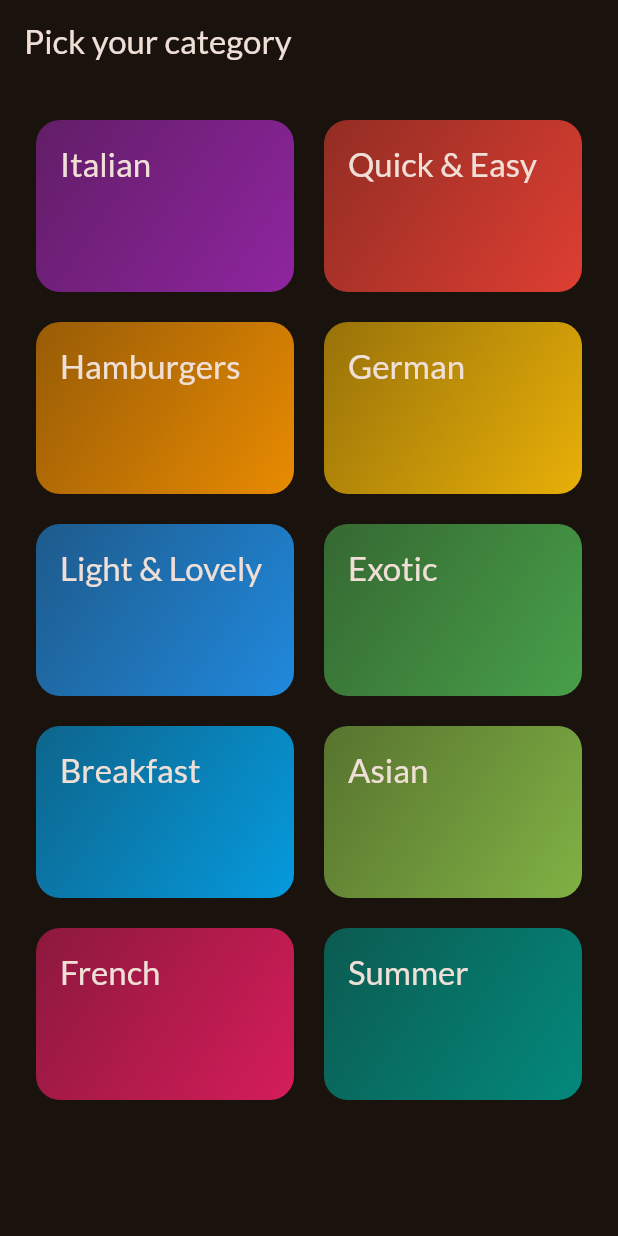
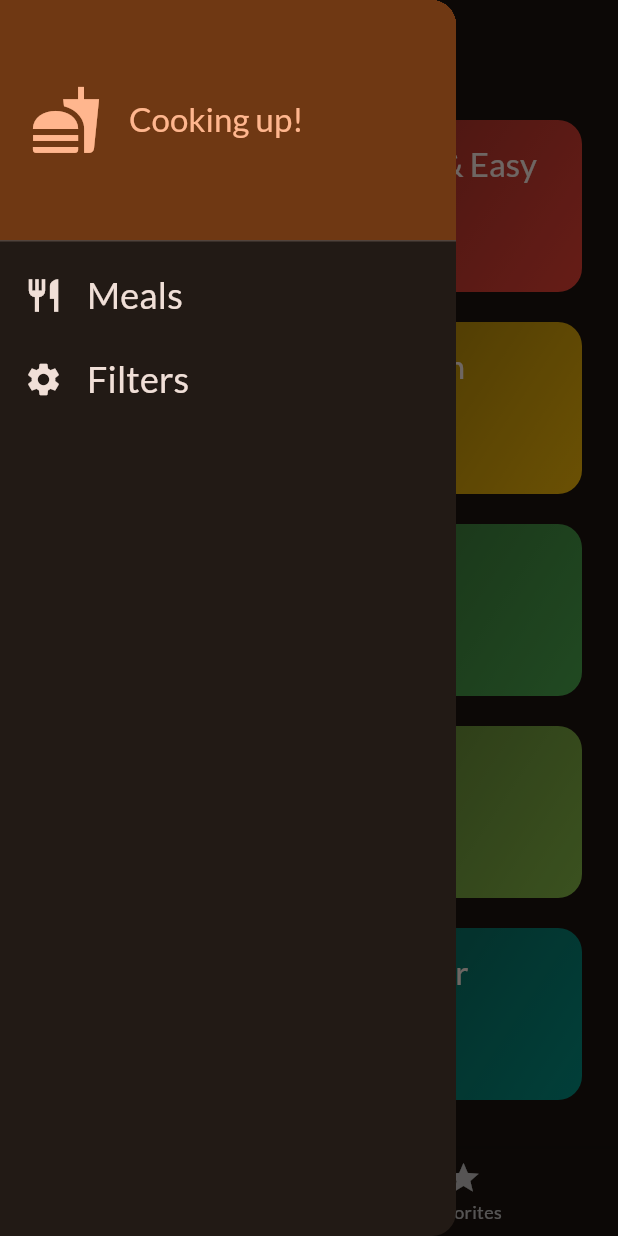
Before and after one commit to okreflection/FlutterApps, a Flutter app: the screen it shows after launch, with the side drawer open (before the commit the screen has no drawer), on a phone screen of 412 x 824 dp. Run offline on Flutter 3.47's test engine with Material 3 defaults, Android fonts, the phone set to English and light mode, and no system bars; our stand-ins replace google_fonts, transparent_image.

Commit message:
module 8

```diff
--- a/meals/lib/main.dart
+++ b/meals/lib/main.dart
@@ -1,7 +1,7 @@
 import 'package:flutter/material.dart';
 
 import 'package:google_fonts/google_fonts.dart';
-import 'package:meals/screens/categories.dart';
+import 'package:meals/screens/tabs.dart';
 
 final theme = ThemeData(
   useMaterial3: true,
@@ -23,7 +23,7 @@ class App extends StatelessWidget {
   Widget build(BuildContext context) {
     return MaterialApp(
       theme: theme,
-      home: const CategoriesScreen(),
+      home: const TabsScreen(),
     );
   }
 }
--- a/meals/lib/screens/categories.dart
+++ b/meals/lib/screens/categories.dart
@@ -1,14 +1,23 @@
 import 'package:flutter/material.dart';
+
 import 'package:meals/data/dummy_data.dart';
 import 'package:meals/models/category.dart';
+import 'package:meals/models/meal.dart';
 import 'package:meals/screens/meals.dart';
 import 'package:meals/widgets/category_grid_item.dart';
 
 class CategoriesScreen extends StatelessWidget {
-  const CategoriesScreen({super.key});
+  const CategoriesScreen({
+    super.key,
+    required this.onToggleFavorite,
+    required this.availableMeals,
+  });
+
+  final void Function(Meal meal) onToggleFavorite;
+  final List<Meal> availableMeals;
 
   void _selectCategory(BuildContext context, Category category) {
-    final filteredMeals = dummyMeals
+    final filteredMeals = availableMeals
         .where((meal) => meal.categories.contains(category.id))
         .toList();
 
@@ -18,6 +27,7 @@ class CategoriesScreen extends StatelessWidget {
         builder: (ctx) => MealsScreen(
           title: category.title,
           meals: filteredMeals,
+          onToggleFavorite: onToggleFavorite,
         ),
       ),
     );
@@ -25,11 +35,7 @@ class CategoriesScreen extends StatelessWidget {
 
   @override
   Widget build(BuildContext context) {
-    return Scaffold(
-      appBar: AppBar(
-        title: const Text('Pick your category'),
-      ),
-      body: GridView(
+    return GridView(
         padding: const EdgeInsets.all(24),
         gridDelegate: const SliverGridDelegateWithFixedCrossAxisCount(
           crossAxisCount: 2,
@@ -45,7 +51,6 @@ class CategoriesScreen extends StatelessWidget {
                 _selectCategory(context, category);
               },
             )
-          ]),
-    );
+        ]);
   }
 }
--- /dev/null
+++ b/meals/lib/screens/tabs.dart
@@ -0,0 +1,134 @@
+import 'package:flutter/material.dart';
+import 'package:meals/data/dummy_data.dart';
+
+import 'package:meals/models/meal.dart';
+import 'package:meals/screens/categories.dart';
+import 'package:meals/screens/filters.dart';
+import 'package:meals/screens/meals.dart';
+import 'package:meals/widgets/main_drawer.dart';
+
+const kInitialFilters = {
+  Filter.glutenFree: false,
+  Filter.lactoseFree: false,
+  Filter.vegetarian: false,
+  Filter.vegan: false,
+};
+
+class TabsScreen extends StatefulWidget {
+  const TabsScreen({super.key});
+
+  @override
+  State<TabsScreen> createState() {
+    return _TabsScreenState();
+  }
+}
+
+class _TabsScreenState extends State<TabsScreen> {
+  int _selectedPageIndex = 0;
+  final List<Meal> _favorateMeals = [];
+  Map<Filter, bool> _selectedFilters = kInitialFilters;
+
+  void _showInfoMessage(String message) {
+    ScaffoldMessenger.of(context).clearSnackBars();
+    ScaffoldMessenger.of(context).showSnackBar(
+      SnackBar(
+        content: Text(message),
+      ),
+    );
+  }
+
+  void _toggleMealFavoriteStatus(Meal meal) {
+    final isExisting = _favorateMeals.contains(meal);
+    if (isExisting) {
+      setState(() {
+        _favorateMeals.remove(meal);
+      });
+      _showInfoMessage('Meal is no longer a favorite.');
+    } else {
+      setState(() {
+        _favorateMeals.add(meal);
+      });
+      _showInfoMessage('Marked as a favorite.');
+    }
+  }
+
+  void _selectPage(int index) {
+    setState(() {
+      _selectedPageIndex = index;
+    });
+  }
+
+  void _setScreen(String identifier) async {
+    Navigator.of(context).pop();
+    if (identifier == 'filters') {
+      final result = await Navigator.of(context).push<Map<Filter, bool>>(
+        MaterialPageRoute(
+          builder: (ctx) => FiltersScreen(
+            currentFilters: _selectedFilters,
+          ),
+        ),
+      );
+
+      setState(() {
+        _selectedFilters = result ?? kInitialFilters;
+      });
+    }
+  }
+
+  @override
+  Widget build(BuildContext context) {
+    final availableMeals = dummyMeals.where((meal) {
+      if (_selectedFilters[Filter.glutenFree]! && !meal.isGlutenFree) {
+        return false;
+      }
+      if (_selectedFilters[Filter.lactoseFree]! && !meal.isLactoseFree) {
+        return false;
+      }
+      if (_selectedFilters[Filter.vegetarian]! && !meal.isVegetarian) {
+        return false;
+      }
+      if (_selectedFilters[Filter.vegan]! && !meal.isVegan) {
+        return false;
+      }
+      return true;
+    }).toList();
+
+    Widget activePage = CategoriesScreen(
+      onToggleFavorite: _toggleMealFavoriteStatus,
+      availableMeals: availableMeals,
+    );
+    var activePageTitle = 'Categories';
+
+    if (_selectedPageIndex == 1) {
+      activePage = MealsScreen(
+        meals: _favorateMeals,
+        onToggleFavorite: _toggleMealFavoriteStatus,
+      );
+      activePageTitle = 'Your Favorites';
+    }
+
+    return Scaffold(
+      appBar: AppBar(
+        title: Text(activePageTitle),
+      ),
+      drawer: MainDrawer(
+        onSelectScreen: _setScreen,
+      ),
+      body: activePage,
+      bottomNavigationBar: BottomNavigationBar(
+        onTap: _selectPage,
+        currentIndex: _selectedPageIndex,
+        items: const [
+          BottomNavigationBarItem(
+            icon: Icon(Icons.set_meal),
+            label: 'Categories',
+          ),
+          BottomNavigationBarItem(
+            icon: Icon(Icons.star),
+            label: 'Favorites',
+          ),
+        ],
+      ),
+    );
+  }
+}
--- /dev/null
+++ b/meals/lib/widgets/main_drawer.dart
@@ -0,0 +1,80 @@
+import 'package:flutter/material.dart';
+
+class MainDrawer extends StatelessWidget {
+  const MainDrawer({super.key, required this.onSelectScreen});
+
+  final void Function(String identifier) onSelectScreen;
+
+  @override
+  Widget build(BuildContext context) {
+    return Drawer(
+      child: Column(
+        children: [
+          DrawerHeader(
+            padding: const EdgeInsets.all(20),
+            decoration: BoxDecoration(
+              gradient: LinearGradient(
+                colors: [
+                  Theme.of(context).colorScheme.primaryContainer,
+                  Theme.of(context).colorScheme.primaryContainer
+                ],
+                begin: Alignment.topLeft,
+                end: Alignment.bottomRight,
+              ),
+            ),
+            child: Row(
+              children: [
+                Icon(
+                  Icons.fastfood,
+                  size: 48,
+                  color: Theme.of(context).colorScheme.primary,
+                ),
+                const SizedBox(width: 18),
+                Text(
+                  'Cooking up!',
+                  style: Theme.of(context).textTheme.titleLarge!.copyWith(
+                        color: Theme.of(context).colorScheme.primary,
+                      ),
+                ),
+              ],
+            ),
+          ),
+          ListTile(
+            leading: Icon(
+              Icons.restaurant,
+              size: 26,
+              color: Theme.of(context).colorScheme.onBackground,
+            ),
+            title: Text(
+              'Meals',
+              style: Theme.of(context).textTheme.titleSmall!.copyWith(
+                    color: Theme.of(context).colorScheme.onBackground,
+                    fontSize: 24,
+                  ),
+            ),
+            onTap: () {
+              onSelectScreen('meals');
+            },
+          ),
+          ListTile(
+            leading: Icon(
+              Icons.settings,
+              size: 26,
+              color: Theme.of(context).colorScheme.onBackground,
+            ),
+            title: Text(
+              'Filters',
+              style: Theme.of(context).textTheme.titleSmall!.copyWith(
+                    color: Theme.of(context).colorScheme.onBackground,
+                    fontSize: 24,
+                  ),
+            ),
+            onTap: () {
+              onSelectScreen('filters');
+            },
+          ),
+        ],
+      ),
+    );
+  }
+}
```
Also changed, not shown: meals/lib/screens/filters.dart (added, +168 -0 lines), meals/lib/screens/meal_details.dart (+64 -5 lines), meals/lib/screens/meals.dart (+9 -3 lines), 3 other files. Lines whose indentation alone changed are shown as unchanged.
